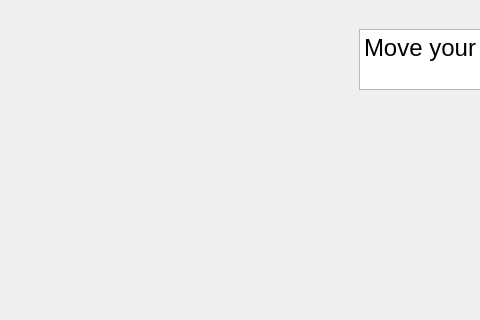
PaulStratton56/GraulioWare, file game.ui: the form before one commit; both pictures show x 0 to 480 and y 0 to 320 of the 1167 by 647 pixel window.
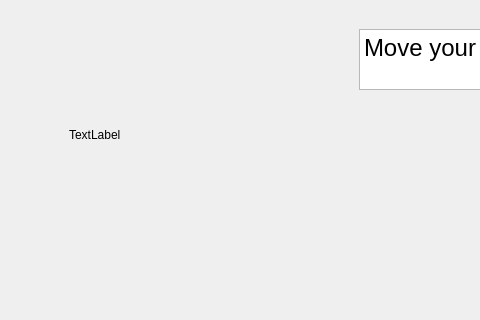
The form after the commit. The open tabs and pages were chosen to show the change.

```diff
--- a/game.ui
+++ b/game.ui
@@ -301,6 +301,19 @@
 &lt;p style=&quot; margin-top:0px; margin-bottom:0px; margin-left:0px; margin-right:0px; -qt-block-indent:0; text-indent:0px;&quot;&gt;&lt;span style=&quot; font-size:18pt;&quot;&gt;Move your character to avoid the object&lt;/span&gt;&lt;/p&gt;&lt;/body&gt;&lt;/html&gt;</string>
         </property>
        </widget>
+       <widget class="QLabel" name="AvoidTimer">
+        <property name="geometry">
+         <rect>
+          <x>60</x>
+          <y>90</y>
+          <width>181</width>
+          <height>71</height>
+         </rect>
+        </property>
+        <property name="text">
+         <string>TextLabel</string>
+        </property>
+       </widget>
       </widget>
       <widget class="QWidget" name="GameOver">
        <widget class="QLabel" name="label_3">
```
